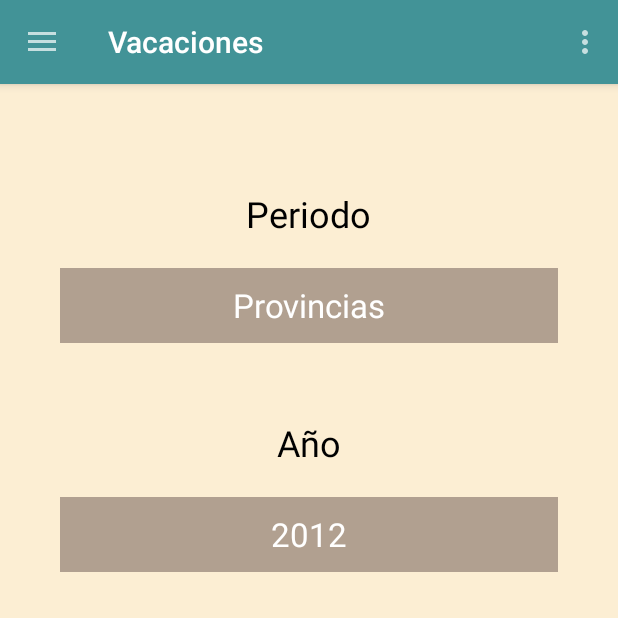
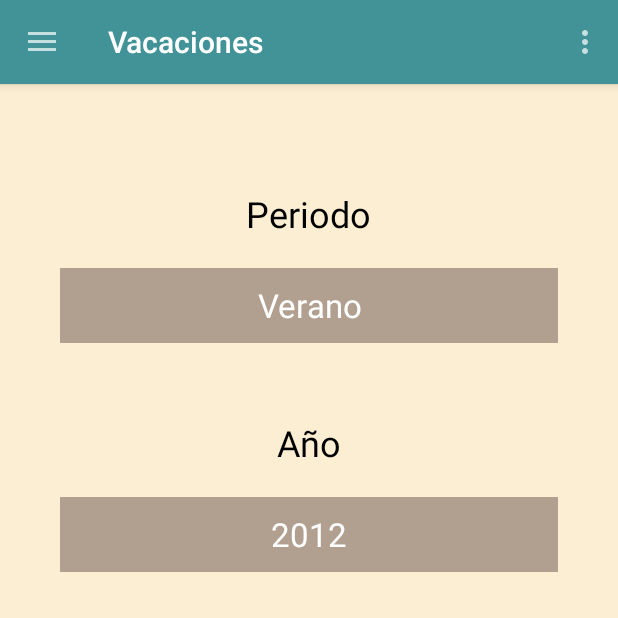
Before and after one commit to Lelthar/Proyecto2DisenhoSoftware, an Android app: the screen it shows after launch (Menu_Principal), in the side drawer, after a tap on "Vacaciones", on a phone screen of 412 x 824 dp, the top half of it. Run offline under Robolectric (Android 15) with nearby library versions, the phone set to English and light mode, and no system bars; Roboto replaces fonts that are not available here.

Commit message:
Boton Funcional en Vista Vacaciones

```diff
--- a/APP/app/src/main/java/com/example/marlon_pc/projectdesign2/Vista/VacacionesFragment.java
+++ b/APP/app/src/main/java/com/example/marlon_pc/projectdesign2/Vista/VacacionesFragment.java
@@ -1,28 +1,36 @@
 package com.example.marlon_pc.projectdesign2.Vista;
 
+import android.content.DialogInterface;
+import android.os.Build;
 import android.os.Bundle;
 import android.support.annotation.NonNull;
 import android.support.annotation.Nullable;
 import android.support.v4.app.Fragment;
+import android.support.v7.app.AlertDialog;
 import android.support.v7.app.AppCompatActivity;
 import android.view.LayoutInflater;
 import android.view.View;
 import android.view.ViewGroup;
 import android.widget.ArrayAdapter;
+import android.widget.Button;
 import android.widget.Spinner;
 
+import com.example.marlon_pc.projectdesign2.Controlador.Controlador;
 import com.example.marlon_pc.projectdesign2.R;
 
-public class VacacionesFragment extends Fragment {
+public class VacacionesFragment extends Fragment  {
+
     private View rootView;
-    private static final String[] periodos = {"Provincias", "Cantones", "Distritos"};
+    private static final String[] periodos = {"Verano","Mediados","SemanaSanta"};
     private static final String[] anhos = {"2012", "2013", "2014"};
     private Spinner spinner_periodos;
     private Spinner spinner_anhos;
+    private Controlador controlador;
 
     @Nullable
     @Override
     public View onCreateView(@NonNull LayoutInflater inflater, @Nullable ViewGroup container, @Nullable Bundle savedInstanceState) {
+
         rootView = inflater.inflate(R.layout.fragment_vacaciones, container,false);
 
         ((AppCompatActivity)getActivity()).getSupportActionBar().setTitle("Vacaciones");
@@ -39,10 +47,50 @@ public class VacacionesFragment extends Fragment {
         adapter_anhos.setDropDownViewResource(android.R.layout.simple_dropdown_item_1line);
         spinner_anhos.setAdapter(adapter_anhos);
 
+
+        this.controlador = new Controlador();
+
+        // Boton de consulta
+        final Button button = (Button) rootView.findViewById(R.id.buttonConsultaVacaciones);
+        button.setOnClickListener(new View.OnClickListener() {
+            public void onClick(View v) {
+
+                /* Dialog
+                String mensaje = "hola";
+                String titulo = "Titulo de barra ";
+                // 1. Instantiate an AlertDialog.Builder with its constructor
+                AlertDialog.Builder builder = new AlertDialog.Builder(getActivity());
+                builder.setMessage(mensaje)
+                        .setTitle(titulo);
+                AlertDialog dialog = builder.create();
+                dialog.show();
+
+                */
+
+
+                System.out.println("Hola");
+                //controlador.enviarConsulta();
+
+
+
+
+
+            }
+        });
+
+
+
         return rootView;
     }
 
 
 
 
+
+
+
+
+
+
+
 }
--- a/APP/app/src/main/res/layout/fragment_vacaciones.xml
+++ b/APP/app/src/main/res/layout/fragment_vacaciones.xml
@@ -1,6 +1,7 @@
 <?xml version="1.0" encoding="utf-8"?>
 <RelativeLayout xmlns:android="http://schemas.android.com/apk/res/android"
     xmlns:app="http://schemas.android.com/apk/res-auto"
+    xmlns:tools="http://schemas.android.com/tools"
     android:layout_width="match_parent" android:layout_height="match_parent"
     android:background="@color/fondoVentanas">
 
@@ -55,15 +56,16 @@
         android:gravity="center"/>
 
     <Button
-        android:layout_below="@+id/spinner_anho"
+        android:id="@+id/buttonConsultaVacaciones"
         android:layout_width="70dp"
         android:layout_height="70dp"
+        android:layout_below="@+id/spinner_anho"
+        android:layout_centerHorizontal="true"
         android:layout_marginTop="50dp"
-        android:layout_centerHorizontal="true"
         android:background="@drawable/circular_button"
         android:drawableTop="@drawable/ic_google_play2"
+        android:paddingLeft="10dp"
         android:paddingTop="7dp"
-        android:paddingLeft="10dp"
         android:textColor="#fff" />
 
 </RelativeLayout>
```
